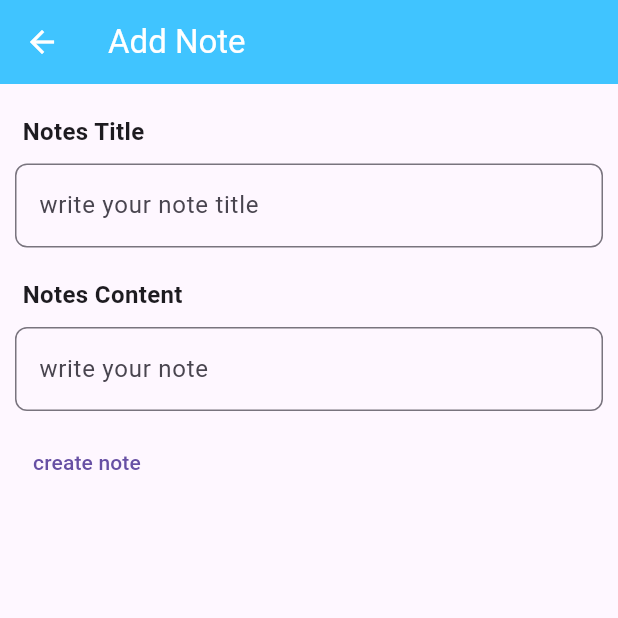
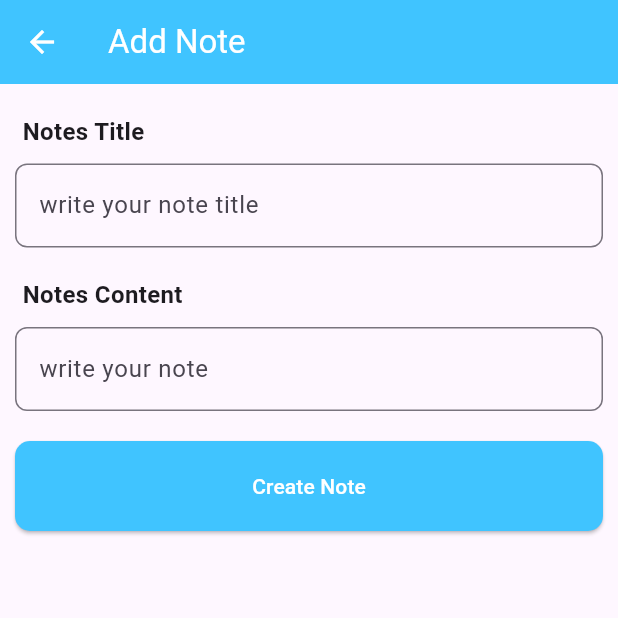
Before and after one commit to NotRegister/notes_application, a Flutter app: the screen it shows after launch, after a tap on the "add" icon, on a phone screen of 412 x 824 dp, the top half of it. Run offline on Flutter 3.47's test engine with Material 3 defaults, Android fonts, the phone set to English and light mode, and no system bars; our stand-ins replace shared_preferences; network calls fail.

Commit message:
fix button add note

```diff
--- a/lib/add_note.dart
+++ b/lib/add_note.dart
@@ -109,9 +109,16 @@ class _AddNoteState extends State<AddNote> {
                 ),
               ),
               const SizedBox(
-                height: 10,
+                height: 20,
               ),
-              TextButton(
+              ElevatedButton(
+                  style: ElevatedButton.styleFrom(
+                    shape: RoundedRectangleBorder(
+                      borderRadius: BorderRadius.circular(10),
+                    ),
+                    backgroundColor: Colors.lightBlueAccent,
+                    minimumSize: const Size(double.infinity, 60),
+                  ),
                   onPressed: () async {
                     final url = Uri.parse('http://127.0.0.1:8000/api/notes/');
                     final response = await http.post(url, body: {
@@ -128,7 +135,7 @@ class _AddNoteState extends State<AddNote> {
                           response.statusCode.toString());
                     }
                   },
-                  child: const Text('create note'))
+                  child: const Text('Create Note', style: TextStyle(color: Colors.white),))
             ],
           ),
         ));
--- a/lib/home.dart
+++ b/lib/home.dart
@@ -36,24 +36,29 @@ class _HomePageState extends State<HomePage> {
         backgroundColor: Colors.lightBlueAccent,
       ),
       floatingActionButton: FloatingActionButton.large(
-        onPressed: ()=> Navigator.push(
+        onPressed: () => Navigator.push(
           context,
           MaterialPageRoute(builder: (context) => const AddNote()),
         ),
         backgroundColor: Colors.lightBlueAccent,
-        child: const Icon(Icons.add, color: Colors.white,),
+        child: const Icon(
+          Icons.add,
+          color: Colors.white,
+        ),
       ),
       body: _notesModel == null || _notesModel!.isEmpty
           ? const Center(
               child: CircularProgressIndicator(),
             )
-          : ListView.builder(
+          : Padding(
+              padding:
+                  const EdgeInsets.only(left: 10, right: 10, top: 5, bottom: 120),
+              child: ListView.builder(
                   itemCount: _notesModel!.length,
                   itemBuilder: (context, index) {
-                return SingleChildScrollView(
-                  child: Padding(
-                    padding:
-                        const EdgeInsets.symmetric(horizontal: 10, vertical: 5),
+                    return Padding(
+                      padding: const EdgeInsets.only(bottom: 10),
+                      child: SingleChildScrollView(
                         child: Card(
                           child: Padding(
                             padding: const EdgeInsets.all(20),
@@ -61,9 +66,11 @@ class _HomePageState extends State<HomePage> {
                               mainAxisAlignment: MainAxisAlignment.spaceBetween,
                               children: [
                                 SizedBox(
-                              width: MediaQuery.of(context).size.width - 200,
+                                  width:
+                                      MediaQuery.of(context).size.width - 200,
                                   child: Column(
-                                crossAxisAlignment: CrossAxisAlignment.start,
+                                    crossAxisAlignment:
+                                        CrossAxisAlignment.start,
                                     children: [
                                       Text(
                                         _notesModel![index].tag,
@@ -74,7 +81,8 @@ class _HomePageState extends State<HomePage> {
                                         _notesModel![index].note,
                                         overflow: TextOverflow.ellipsis,
                                         maxLines: 1,
-                                    style: const TextStyle(color: Colors.grey),
+                                        style:
+                                            const TextStyle(color: Colors.grey),
                                       ),
                                     ],
                                   ),
@@ -84,8 +92,7 @@ class _HomePageState extends State<HomePage> {
                                   mainAxisAlignment: MainAxisAlignment.end,
                                   children: [
                                     TextButton(
-                                  onPressed: () async {
-                                  },
+                                      onPressed: () async {},
                                       child: const Icon(
                                         Icons.edit,
                                         color: Colors.amber,
@@ -116,6 +123,7 @@ class _HomePageState extends State<HomePage> {
                       ),
                     );
                   }),
+            ),
     );
   }
 }
```
Lines whose indentation alone changed are shown as unchanged.
